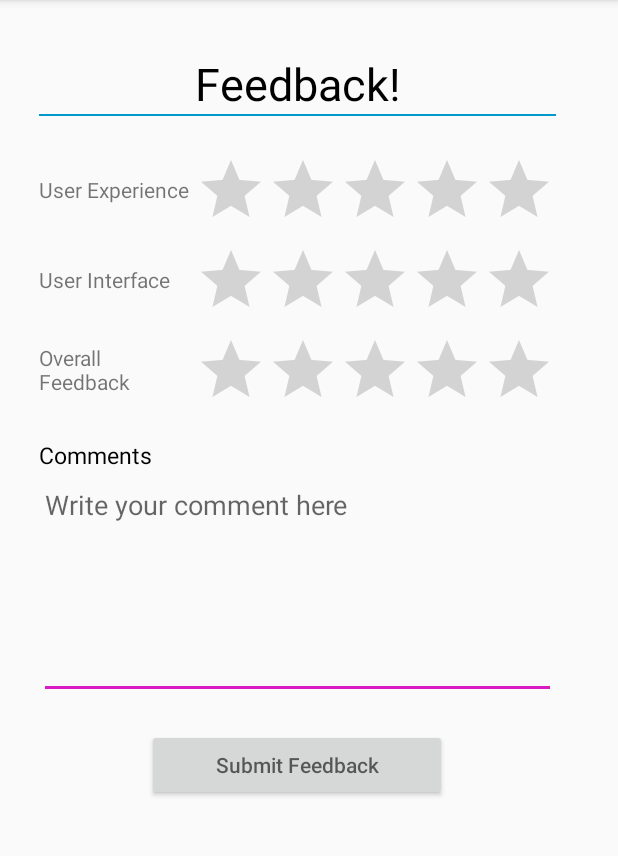
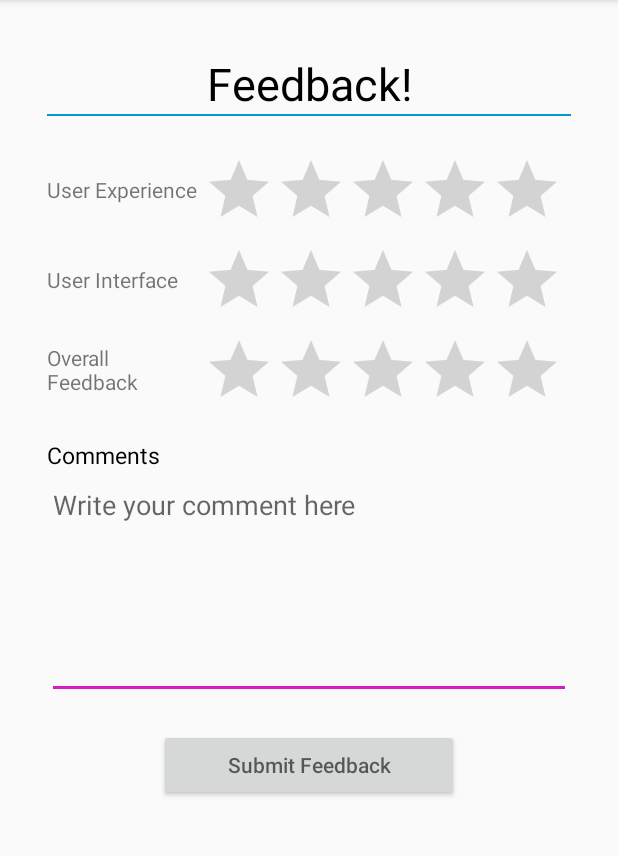
Before and after one commit to AvyChanna/csea-event-management, an Android app: the App_Feedback_Activity screen opened directly, with no data from a screen before it, on a phone screen of 412 x 824 dp, the part 84-940 px from its top. Run offline under Robolectric (Android 15) with nearby library versions, the phone set to English and light mode, and no system bars; our stand-ins replace Volley.

Commit message:
app feedback completely done

```diff
--- a/CSEAEventManagement/app/src/main/java/com/cseaeventmanagement/App_Feedback_Activity.java
+++ b/CSEAEventManagement/app/src/main/java/com/cseaeventmanagement/App_Feedback_Activity.java
@@ -7,6 +7,7 @@ import android.os.Bundle;
 import android.text.TextUtils;
 import android.util.Log;
 import android.view.View;
+import android.widget.Button;
 import android.widget.EditText;
 import android.widget.RatingBar;
 import android.widget.Toast;
@@ -34,6 +35,7 @@ public class App_Feedback_Activity extends AppCompatActivity {
     private RatingBar ratingBar3;
     private float rating_overall;
     private String app_feeback_comment;
+    private Button submit_button;
     private EditText comments;
     private RequestQueue q;
 
@@ -69,34 +71,35 @@ public class App_Feedback_Activity extends AppCompatActivity {
             }
         });
 
-        View focusView = null;
-        boolean cancel = false;
+        submit_button = (Button) findViewById(R.id.btn_submit_app_feedback);
+        submit_button.setOnClickListener(new View.OnClickListener() {
+            @Override
+            public void onClick(View v) {
+                attemptFeedbackSubmit(rating_ui,rating_ux,rating_overall);
+            }
+        });
 
-        if(rating_ui==0)
+    }
+
+    public void attemptFeedbackSubmit(float rating_ui,float rating_ux,float rating_overall)
     {
-            cancel = true;
-            focusView = ratingBar1;
+        if(rating_ui==0||rating_ux==0||rating_overall==0)
+        {
+            Context context = getApplicationContext();
+            CharSequence text = "Fill all the entries first";
+            int duration = Toast.LENGTH_SHORT;
+            Toast toast = Toast.makeText(context,text,duration);
+            toast.show();
         }
-        if(rating_ux==0)
-        {
-            cancel = true;
-            focusView = ratingBar2;
-        }
-        if(rating_overall==0)
-        {
-            cancel = true;
-            focusView = ratingBar3;
-        }
-        if(cancel)
-            focusView.requestFocus();
         else
         {
             JSONObject obj = new JSONObject();
             comments = (EditText) findViewById(R.id.editText_app_comments);
             if(TextUtils.isEmpty(comments.getText().toString()))
                 app_feeback_comment = "";
-            else
+            else {
                 app_feeback_comment = comments.getText().toString();
+            }
                 try{
                     obj.accumulate("App_UI_Rating",rating_ui);
                     obj.accumulate("App_UX_Rating",rating_ux);
@@ -129,7 +132,7 @@ public class App_Feedback_Activity extends AppCompatActivity {
                             public void onErrorResponse(VolleyError error) {
                                 Log.d("API_CALL_ERR_FEEDBACK", error.toString());
 //                            showProgress(false);
-                            Snackbar.make(findViewById(R.id.request_event), "Error in submission. Check your network and try again", Snackbar.LENGTH_SHORT)
+                                Snackbar.make(findViewById(R.id.app_feedback), "Error in submission. Check your network and try again", Snackbar.LENGTH_SHORT)
                                         .setAction("Dismiss", new View.OnClickListener() {
                                             @Override
                                             public void onClick(View v) {
@@ -141,6 +144,5 @@ public class App_Feedback_Activity extends AppCompatActivity {
                 );
                 q.add(jor);
             }
-
         }
     }
--- a/CSEAEventManagement/app/src/main/res/layout/activity_app__feedback_.xml
+++ b/CSEAEventManagement/app/src/main/res/layout/activity_app__feedback_.xml
@@ -20,9 +20,9 @@
                 android:layout_width="match_parent"
                 android:layout_height="wrap_content"
                 android:orientation="vertical"
-                android:paddingLeft="10dp"
+                android:paddingLeft="15dp"
                 android:paddingTop="25dp"
-                android:paddingRight="25dp"
+                android:paddingRight="15dp"
                 android:paddingBottom="20dp">
 
                 <TextView
@@ -136,12 +136,12 @@
                     android:scrollbars="vertical" />
 
                 <Button
-                    android:layout_marginTop="20dp"
                     android:id="@+id/btn_submit_app_feedback"
                     android:layout_width="200dp"
                     android:layout_height="wrap_content"
+                    android:layout_gravity="center"
+                    android:layout_marginTop="20dp"
                     android:gravity="center"
-                    android:layout_gravity="center"
                     android:hint="Submit Feedback"
                     android:textAlignment="gravity" />
 
```
Lines whose indentation alone changed are shown as unchanged.
